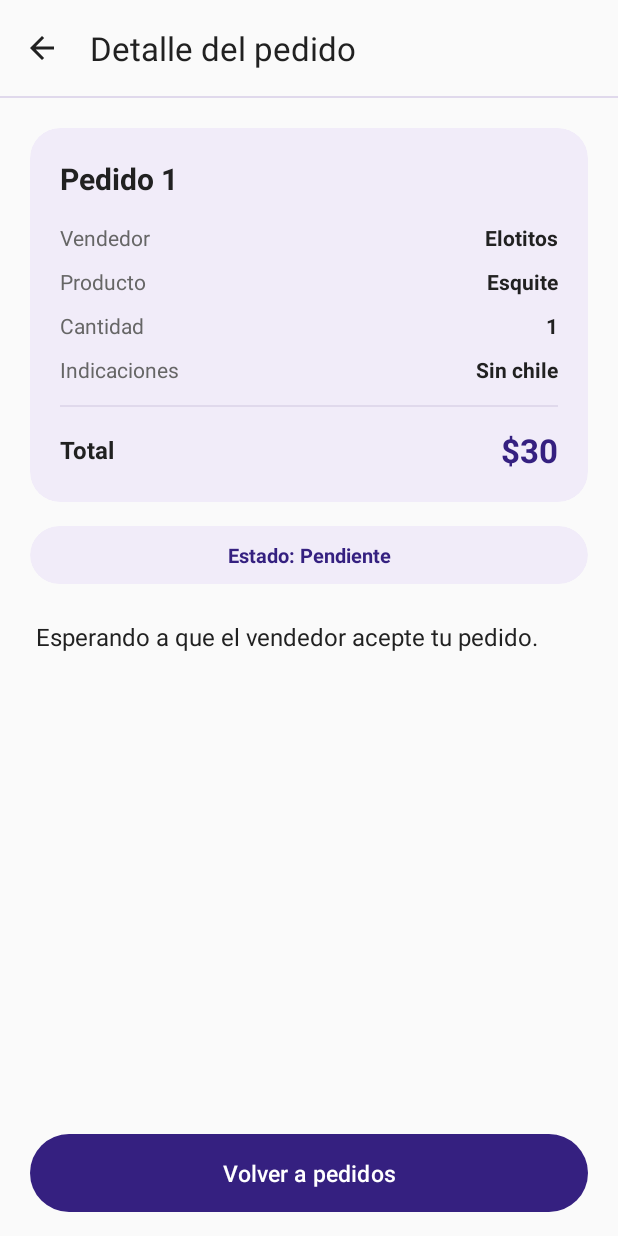
After one commit to RAGM80/Ambulantitos, an Android app built with Jetpack Compose: the layout pantalla_detalle_pedido_cliente.xml on its own in the app's theme, with its tools: preview values and no code run, on a phone screen of 412 x 824 dp. The commit adds this screen. Run offline under Robolectric (Android 15) with nearby library versions, the phone set to English and light mode, and no system bars.

Commit message:
diseño de interfaces de cliente

```diff
--- /dev/null
+++ b/features/cliente/src/main/res/layout/pantalla_detalle_pedido_cliente.xml
@@ -0,0 +1,263 @@
+<?xml version="1.0" encoding="utf-8"?>
+<LinearLayout xmlns:android="http://schemas.android.com/apk/res/android"
+    xmlns:app="http://schemas.android.com/apk/res-auto"
+    xmlns:tools="http://schemas.android.com/tools"
+    android:layout_width="match_parent"
+    android:layout_height="match_parent"
+    android:background="?android:attr/colorBackground"
+    android:fitsSystemWindows="true"
+    android:orientation="vertical"
+    android:theme="@style/TemaClienteAmbulantitos"
+    tools:theme="@style/TemaClienteAmbulantitos">
+
+    <com.google.android.material.appbar.MaterialToolbar
+        android:id="@+id/barra_detalle_pedido_cliente"
+        android:layout_width="match_parent"
+        android:layout_height="?attr/actionBarSize"
+        app:navigationContentDescription="@string/cliente_registro_volver"
+        app:navigationIcon="@drawable/icono_regresar_cliente"
+        app:navigationIconTint="?attr/colorOnSurface"
+        app:title="@string/cliente_detalle_pedido_titulo"
+        app:titleTextColor="?attr/colorOnSurface" />
+
+    <View
+        android:layout_width="match_parent"
+        android:layout_height="1dp"
+        android:background="#E0D9EC" />
+
+    <ScrollView
+        android:layout_width="match_parent"
+        android:layout_height="0dp"
+        android:layout_weight="1"
+        android:fillViewport="true">
+
+        <LinearLayout
+            android:layout_width="match_parent"
+            android:layout_height="wrap_content"
+            android:orientation="vertical"
+            android:paddingStart="20dp"
+            android:paddingTop="20dp"
+            android:paddingEnd="20dp"
+            android:paddingBottom="16dp">
+
+            <!-- tarjeta principal con datos del pedido -->
+            <com.google.android.material.card.MaterialCardView
+                android:layout_width="match_parent"
+                android:layout_height="wrap_content"
+                app:cardBackgroundColor="#F1ECF9"
+                app:cardCornerRadius="20dp"
+                app:cardElevation="0dp"
+                app:strokeWidth="0dp">
+
+                <LinearLayout
+                    android:layout_width="match_parent"
+                    android:layout_height="wrap_content"
+                    android:orientation="vertical"
+                    android:padding="20dp">
+
+                    <TextView
+                        android:id="@+id/tv_numero_pedido_detalle"
+                        android:layout_width="match_parent"
+                        android:layout_height="wrap_content"
+                        android:textColor="?attr/colorOnSurface"
+                        android:textSize="20sp"
+                        android:textStyle="bold"
+                        tools:text="Pedido 1" />
+
+                    <!-- fila del Vendedor -->
+                    <LinearLayout
+                        android:layout_width="match_parent"
+                        android:layout_height="wrap_content"
+                        android:layout_marginTop="16dp"
+                        android:orientation="horizontal">
+
+                        <TextView
+                            android:layout_width="0dp"
+                            android:layout_height="wrap_content"
+                            android:layout_weight="1"
+                            android:text="@string/cliente_detalle_vendedor"
+                            android:textColor="?attr/colorOnSurfaceVariant"
+                            android:textSize="14sp" />
+
+                        <TextView
+                            android:id="@+id/tv_vendedor_detalle"
+                            android:layout_width="wrap_content"
+                            android:layout_height="wrap_content"
+                            android:textColor="?attr/colorOnSurface"
+                            android:textSize="14sp"
+                            android:textStyle="bold"
+                            tools:text="Elotitos" />
+                    </LinearLayout>
+
+                    <!-- fila de Producto -->
+                    <LinearLayout
+                        android:layout_width="match_parent"
+                        android:layout_height="wrap_content"
+                        android:layout_marginTop="10dp"
+                        android:orientation="horizontal">
+
+                        <TextView
+                            android:layout_width="0dp"
+                            android:layout_height="wrap_content"
+                            android:layout_weight="1"
+                            android:text="@string/cliente_detalle_producto"
+                            android:textColor="?attr/colorOnSurfaceVariant"
+                            android:textSize="14sp" />
+
+                        <TextView
+                            android:id="@+id/tv_producto_detalle"
+                            android:layout_width="wrap_content"
+                            android:layout_height="wrap_content"
+                            android:textColor="?attr/colorOnSurface"
+                            android:textSize="14sp"
+                            android:textStyle="bold"
+                            tools:text="Esquite" />
+                    </LinearLayout>
+
+                    <!-- fila de Cantidad -->
+                    <LinearLayout
+                        android:layout_width="match_parent"
+                        android:layout_height="wrap_content"
+                        android:layout_marginTop="10dp"
+                        android:orientation="horizontal">
+
+                        <TextView
+                            android:layout_width="0dp"
+                            android:layout_height="wrap_content"
+                            android:layout_weight="1"
+                            android:text="@string/cliente_detalle_cantidad"
+                            android:textColor="?attr/colorOnSurfaceVariant"
+                            android:textSize="14sp" />
+
+                        <TextView
+                            android:id="@+id/tv_cantidad_detalle"
+                            android:layout_width="wrap_content"
+                            android:layout_height="wrap_content"
+                            android:textColor="?attr/colorOnSurface"
+                            android:textSize="14sp"
+                            android:textStyle="bold"
+                            tools:text="1" />
+                    </LinearLayout>
+
+                    <!-- fila de Indicaciones -->
+                    <LinearLayout
+                        android:layout_width="match_parent"
+                        android:layout_height="wrap_content"
+                        android:layout_marginTop="10dp"
+                        android:orientation="horizontal">
+
+                        <TextView
+                            android:layout_width="0dp"
+                            android:layout_height="wrap_content"
+                            android:layout_weight="1"
+                            android:text="@string/cliente_detalle_indicaciones"
+                            android:textColor="?attr/colorOnSurfaceVariant"
+                            android:textSize="14sp" />
+
+                        <TextView
+                            android:id="@+id/tv_indicaciones_detalle"
+                            android:layout_width="wrap_content"
+                            android:layout_height="wrap_content"
+                            android:textColor="?attr/colorOnSurface"
+                            android:textSize="14sp"
+                            android:textStyle="bold"
+                            tools:text="Sin chile" />
+                    </LinearLayout>
+
+                    <!-- separador -->
+                    <View
+                        android:layout_width="match_parent"
+                        android:layout_height="1dp"
+                        android:layout_marginTop="14dp"
+                        android:layout_marginBottom="14dp"
+                        android:background="#E0D9EC" />
+
+                    <!-- fila: Total -->
+                    <LinearLayout
+                        android:layout_width="match_parent"
+                        android:layout_height="wrap_content"
+                        android:gravity="center_vertical"
+                        android:orientation="horizontal">
+
+                        <TextView
+                            android:layout_width="0dp"
+                            android:layout_height="wrap_content"
+                            android:layout_weight="1"
+                            android:text="@string/cliente_detalle_total"
+                            android:textColor="?attr/colorOnSurface"
+                            android:textSize="16sp"
+                            android:textStyle="bold" />
+
+                        <TextView
+                            android:id="@+id/tv_total_detalle"
+                            android:layout_width="wrap_content"
+                            android:layout_height="wrap_content"
+                            android:textColor="?attr/colorPrimary"
+                            android:textSize="22sp"
+                            android:textStyle="bold"
+                            tools:text="$30" />
+                    </LinearLayout>
+
+                </LinearLayout>
+
+            </com.google.android.material.card.MaterialCardView>
+
+            <!-- el estado -->
+            <com.google.android.material.card.MaterialCardView
+                android:layout_width="match_parent"
+                android:layout_height="wrap_content"
+                android:layout_marginTop="16dp"
+                app:cardBackgroundColor="#F1ECF9"
+                app:cardCornerRadius="24dp"
+                app:cardElevation="0dp"
+                app:strokeWidth="0dp">
+
+                <TextView
+                    android:id="@+id/tv_estado_pedido_detalle"
+                    android:layout_width="match_parent"
+                    android:layout_height="wrap_content"
+                    android:gravity="center"
+                    android:paddingTop="10dp"
+                    android:paddingBottom="10dp"
+                    android:textColor="?attr/colorPrimary"
+                    android:textSize="13sp"
+                    android:textStyle="bold"
+                    tools:text="@string/cliente_detalle_estado_pendiente" />
+
+            </com.google.android.material.card.MaterialCardView>
+
+            <!-- mensaje informativo según estado -->
+            <TextView
+                android:id="@+id/tv_mensaje_estado_detalle"
+                android:layout_width="match_parent"
+                android:layout_height="wrap_content"
+                android:layout_marginStart="4dp"
+                android:layout_marginTop="24dp"
+                android:layout_marginEnd="4dp"
+                android:textColor="?attr/colorOnSurface"
+                android:textSize="16sp"
+                tools:text="@string/cliente_detalle_mensaje_pendiente" />
+
+        </LinearLayout>
+
+    </ScrollView>
+
+    <!-- botón fijo inferior -->
+    <com.google.android.material.button.MaterialButton
+        android:id="@+id/btn_volver_pedidos_cliente"
+        android:layout_width="match_parent"
+        android:layout_height="52dp"
+        android:layout_marginStart="20dp"
+        android:layout_marginTop="8dp"
+        android:layout_marginEnd="20dp"
+        android:layout_marginBottom="16dp"
+        android:insetTop="0dp"
+        android:insetBottom="0dp"
+        android:text="@string/cliente_detalle_volver_pedidos"
+        android:textAllCaps="false"
+        android:textColor="?attr/colorOnPrimary"
+        android:textSize="15sp"
+        app:backgroundTint="?attr/colorPrimary"
+        app:cornerRadius="26dp" />
+
+</LinearLayout>
--- a/features/cliente/src/main/res/values/strings.xml
+++ b/features/cliente/src/main/res/values/strings.xml
@@ -42,4 +42,23 @@
     <string name="cliente_cercania_ahora_no">Ahora no</string>
     <string name="cliente_productos_titulo">Productos disponibles</string>
     <string name="cliente_productos_indicacion">Toca un producto para elegirlo.</string>
+
+    <string name="cliente_mis_pedidos_titulo">Mis pedidos</string>
+    <string name="cliente_mis_pedidos_indicacion">Toca un pedido para ver los detalles.</string>
+    <string name="cliente_mis_pedidos_volver_mapa">Volver al mapa</string>
+
+    <string name="cliente_detalle_pedido_titulo">Detalle del pedido</string>
+    <string name="cliente_detalle_vendedor">Vendedor</string>
+    <string name="cliente_detalle_producto">Producto</string>
+    <string name="cliente_detalle_cantidad">Cantidad</string>
+    <string name="cliente_detalle_indicaciones">Indicaciones</string>
+    <string name="cliente_detalle_total">Total</string>
+    <string name="cliente_detalle_volver_pedidos">Volver a pedidos</string>
+
+    <string name="cliente_detalle_estado_pendiente">Estado: Pendiente</string>
+    <string name="cliente_detalle_mensaje_pendiente">Esperando a que el vendedor acepte tu pedido.</string>
+    <string name="cliente_detalle_estado_aceptado">Estado: Aceptado</string>
+    <string name="cliente_detalle_mensaje_aceptado">Acércate al vendedor para recoger tu pedido.</string>
+    <string name="cliente_detalle_estado_rechazado">Estado: Rechazado</string>
+    <string name="cliente_detalle_mensaje_rechazado">El vendedor rechazó este pedido.</string>
 </resources>
```
Also changed, not shown: features/cliente/src/main/res/layout/elemento_pedido_cliente.xml (added, +59 -0 lines), features/cliente/src/main/res/layout/pantalla_mis_pedidos_cliente.xml (added, +74 -0 lines).
